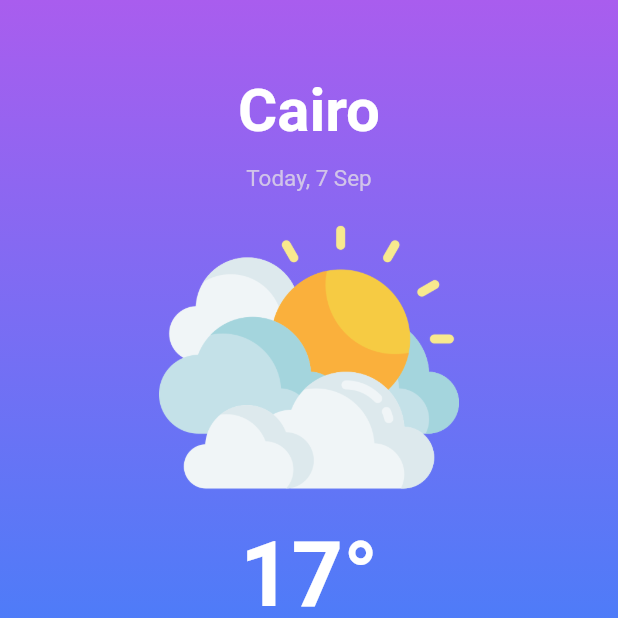
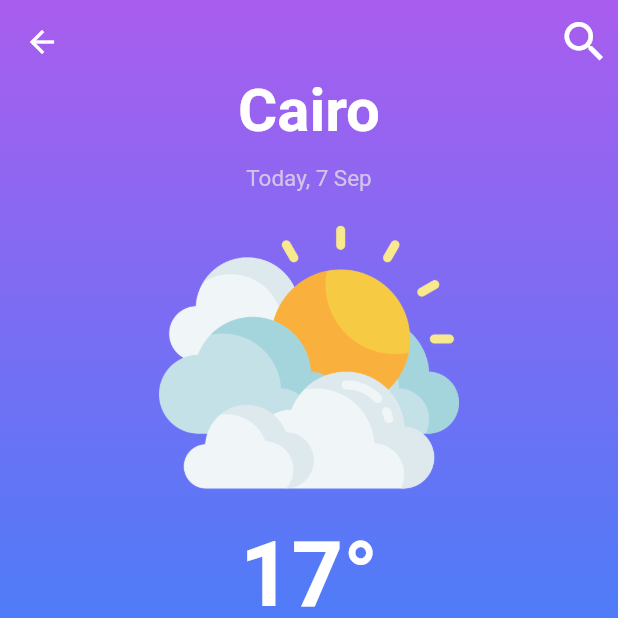
Before and after one commit to Yosranabil/Flutter_Project, a Flutter app: the DetailsScreen screen opened directly, on a phone screen of 412 x 824 dp, the top half of it. Run offline on Flutter 3.47's test engine with Material 2 defaults, Android fonts, the light colour scheme and no system bars; our stand-ins replace animated_splash_screen, curved_navigation_bar, firebase_auth, firebase_core, lottie, smooth_page_indicator; accounts and stored records are empty.

Commit message:
Modified HomeScreen & DetailsScreen

```diff
--- a/lib/Core/DataProvider/Remote/firebaseHelper.dart
+++ b/lib/Core/DataProvider/Remote/firebaseHelper.dart
@@ -1,6 +1,6 @@
 import 'package:firebase_auth/firebase_auth.dart';
 
-import '../../../shared/constants/Constants.dart';
+import '../../../shared/constants/Variables/Constants.dart';
 
 class FireBaseHelper{
   FirebaseAuth auth=FirebaseAuth.instance;
--- /dev/null
+++ b/lib/Model/Wind.dart
@@ -0,0 +1,23 @@
+class Wind {
+  double speed;
+  int deg;
+  double gust;
+
+  Wind({
+    required this.speed,
+    required this.deg,
+    required this.gust,
+  });
+
+  factory Wind.fromJson(Map<String, dynamic> json) => Wind(
+    speed: json["speed"]?.toDouble(),
+    deg: json["deg"],
+    gust: json["gust"]?.toDouble(),
+  );
+
+  Map<String, dynamic> toJson() => {
+    "speed": speed,
+    "deg": deg,
+    "gust": gust,
+  };
+}
--- a/lib/Screens/details_screen.dart
+++ b/lib/Screens/details_screen.dart
@@ -57,12 +57,34 @@ class _DetailsScreenState extends State<DetailsScreen> {
   Widget build(BuildContext context) {
     Size size = MediaQuery.of(context).size;
     return Scaffold(
+      extendBodyBehindAppBar: true,
+      appBar: AppBar(
+        backgroundColor: Colors.transparent,
+        elevation: 0,
+        actions: [
+          InkWell(
+            child: IconButton(
+              color: Colors.white,
+              onPressed:(){
+                showSearch(
+                  context: context,
+                  delegate: MySearchDelegate(),
+                );
+              },
+              icon: const Icon(
+                Icons.search,
+                size: 35,
+              ),
+            ),
+          ),
+        ],
+      ),
         body: Column(
           children: [
             Container(
               height: size.height*0.75,
               width: size.width,
-              decoration:  BoxDecoration(
+              decoration:  const BoxDecoration(
                   gradient: LinearGradient(
                     begin: Alignment.topCenter,
                     end: Alignment.bottomCenter,
@@ -78,7 +100,7 @@ class _DetailsScreenState extends State<DetailsScreen> {
                 child: Center(
                   child: Column(
                     children: [
-                      Text(
+                      const Text(
                         'Cairo',
                         style: TextStyle(
                           fontSize: 40,
@@ -87,7 +109,7 @@ class _DetailsScreenState extends State<DetailsScreen> {
                         ),
                         textAlign: TextAlign.center,
                       ),
-                      SizedBox(height: 13.0,),
+                      const SizedBox(height: 13.0,),
                       Text(
                         'Today, 7 Sep',
                         style: TextStyle(
@@ -97,16 +119,16 @@ class _DetailsScreenState extends State<DetailsScreen> {
                         ),
                         textAlign: TextAlign.center,
                       ),
-                      SizedBox(height: 10.0,),
-                      Image(
+                      const SizedBox(height: 10.0,),
+                      const Image(
                         image: AssetImage(
                           'Assets/Icons/cloudy.png',
                         ),
                         width: 200.0,
                         height: 200.0,
                       ),
-                      SizedBox(height: 10.0,),
-                      Text(
+                      const SizedBox(height: 10.0,),
+                      const Text(
                         '17°',
                         style: TextStyle(
                           fontSize: 60,
@@ -115,8 +137,8 @@ class _DetailsScreenState extends State<DetailsScreen> {
                         ),
                         textAlign: TextAlign.center,
                       ),
-                      SizedBox(height: 10.0,),
-                      Text(
+                      const SizedBox(height: 10.0,),
+                      const Text(
                         'Partly Cloudy',
                         style: TextStyle(
                           fontSize: 20,
@@ -144,24 +166,24 @@ class _DetailsScreenState extends State<DetailsScreen> {
                                       Row(
                                         mainAxisAlignment: MainAxisAlignment.center,
                                         children: [
-                                          Image(
+                                          const Image(
                                             image: AssetImage(
                                               'Assets/Icons/021-sun-2.png',
                                             ),
                                             width: 15.0,
                                             height: 15.0,
                                           ),
-                                          SizedBox(width: 5.0,),
+                                          const SizedBox(width: 5.0,),
                                           Text(
                                             'Uv index'.toUpperCase(),
-                                            style: TextStyle(
+                                            style: const TextStyle(
                                               color: Colors.white,
                                             ),
                                           ),
                                         ],
                                       ),
-                                      SizedBox(height: 5.0,),
-                                      Text(
+                                      const SizedBox(height: 5.0,),
+                                      const Text(
                                         '0',
                                         style: TextStyle(
                                           fontSize: 20.0,
@@ -176,7 +198,7 @@ class _DetailsScreenState extends State<DetailsScreen> {
                                 Container(
                                   width: 0.5,
                                   height: 45.0,
-                                  decoration: BoxDecoration(
+                                  decoration: const BoxDecoration(
                                      color: Colors.white,
 
                                   ),
@@ -188,24 +210,24 @@ class _DetailsScreenState extends State<DetailsScreen> {
                                       Row(
                                         mainAxisAlignment: MainAxisAlignment.center,
                                         children: [
-                                          Image(
+                                          const Image(
                                             image: AssetImage(
                                               'Assets/Icons/wind.png',
                                             ),
                                             width: 15.0,
                                             height: 15.0,
                                           ),
-                                          SizedBox(width: 5.0,),
+                                          const SizedBox(width: 5.0,),
                                           Text(
                                             'Wind'.toUpperCase(),
-                                            style: TextStyle(
+                                            style: const TextStyle(
                                               color: Colors.white,
                                             ),
                                           ),
                                         ],
                                       ),
-                                      SizedBox(height: 5.0,),
-                                      Text(
+                                      const SizedBox(height: 5.0,),
+                                      const Text(
                                         '3 m/s',
                                         style: TextStyle(
                                           fontSize: 20.0,
@@ -220,7 +242,7 @@ class _DetailsScreenState extends State<DetailsScreen> {
                                 Container(
                                   width: 0.5,
                                   height: 45.0,
-                                  decoration: BoxDecoration(
+                                  decoration: const BoxDecoration(
                                       color: Colors.white
                                   ),
                                 ),
@@ -231,25 +253,25 @@ class _DetailsScreenState extends State<DetailsScreen> {
                                       Row(
                                         mainAxisAlignment: MainAxisAlignment.center,
                                         children: [
-                                          Image(
+                                          const Image(
                                             image: AssetImage(
                                               'Assets/Icons/drop.png',
                                             ),
                                             width: 15.0,
                                             height: 15.0,
                                           ),
-                                          SizedBox(width: 5.0,),
+                                          const SizedBox(width: 5.0,),
                                           Text(
                                             'Humidity'.toUpperCase(),
-                                            style: TextStyle(
+                                            style: const TextStyle(
                                                color: Colors.white,
 
                                             ),
                                           ),
                                         ],
                                       ),
-                                      SizedBox(height: 5.0,),
-                                      Text(
+                                      const SizedBox(height: 5.0,),
+                                      const Text(
                                         '86%',
                                         style: TextStyle(
                                           fontSize: 20.0,
@@ -277,7 +299,7 @@ class _DetailsScreenState extends State<DetailsScreen> {
                 padding: const EdgeInsets.all( 10.0),
                 child: Container(
                   decoration: BoxDecoration(
-                        color: Color(0xff218bfd),
+                        color: const Color(0xff218bfd),
                       borderRadius: BorderRadius.circular(20)
                   ),
                   child:ListView.separated(
@@ -285,7 +307,7 @@ class _DetailsScreenState extends State<DetailsScreen> {
                     scrollDirection: Axis.horizontal,
                     itemCount: details.length,
                     itemBuilder:(context,index)=> buildDetailsModel(details[index]),
-                    separatorBuilder: (context,index)=>SizedBox(width: 10,),
+                    separatorBuilder: (context,index)=>const SizedBox(width: 10,),
                   ),
 
 
@@ -304,8 +326,8 @@ class _DetailsScreenState extends State<DetailsScreen> {
         children: [
           Expanded(
             child: Text(
-              '${details.hour}',
-              style: TextStyle(
+              details.hour,
+              style: const TextStyle(
                 color:  Colors.white,
                 fontSize: 15.0,
                 fontWeight: FontWeight.bold,
@@ -315,16 +337,16 @@ class _DetailsScreenState extends State<DetailsScreen> {
           ),
           Expanded(
             child: Image(
-              image: AssetImage('${details.imageUrl}',),
+              image: AssetImage(details.imageUrl,),
               width: 60.0,
               height: 60.0,
             ),
           ),
-          SizedBox(height: 10.0,),
+          const SizedBox(height: 10.0,),
           Expanded(
               child: Text(
                 '${details.temperature}°',
-                style: TextStyle(
+                style: const TextStyle(
                  color:  Colors.white,
                   fontSize: 20.0,
                   fontWeight: FontWeight.bold,
--- a/lib/Screens/search_screen.dart
+++ b/lib/Screens/search_screen.dart
@@ -69,7 +69,7 @@ class MySearchDelegate extends SearchDelegate{
   @override
   Widget? buildLeading(BuildContext context) => IconButton(
     onPressed: ()=> close(context,null),//close searchbar
-    icon: Icon(
+    icon: const Icon(
         Icons.arrow_back,
       ),
   );
@@ -95,10 +95,10 @@ class MySearchDelegate extends SearchDelegate{
       final input = query.toLowerCase();
       print(input);
 
-      return result!.contains(input);
+      return result.contains(input);
     }).toList();
     return Container(
-      decoration: BoxDecoration(
+      decoration: const BoxDecoration(
         color: Colors.white
       ),
       child: ListView.builder(
--- a/pubspec.yaml
+++ b/pubspec.yaml
@@ -43,6 +43,7 @@ dependencies:
   firebase_core: ^2.10.0
   firebase_auth: ^4.4.2
   animated_splash_screen: ^1.3.0
+  shared_preferences: ^2.0.20
 
 dev_dependencies:
   flutter_test:
```
Also changed, not shown: lib/Model/Clouds.dart (added, +15 -0 lines), lib/Model/Coord.dart (added, +19 -0 lines), lib/Model/CurrentWeatherData.dart (added, +30 -0 lines), lib/Model/MainClass.dart (added, +40 -0 lines), lib/Model/Sys.dart (added, +31 -0 lines), lib/Model/Weather.dart (added, +33 -0 lines), lib/Model/fiveDaysData.dart (added, +22 -0 lines), lib/Screens/authentication/signIn_screen.dart (+11 -3 lines), lib/Screens/authentication/signUp_screen.dart (+11 -3 lines), lib/Screens/home_screen.dart (+85 -90 lines), lib/Screens/onboarding/onboarding_screen.dart (+42 -13 lines), lib/main.dart (+2 -5 lines), lib/shared/Components/buttonWidget.dart (+10 -12 lines), lib/shared/Components/defaultButton.dart (deleted, +0 -36 lines), 2 more files, 1 other file.
